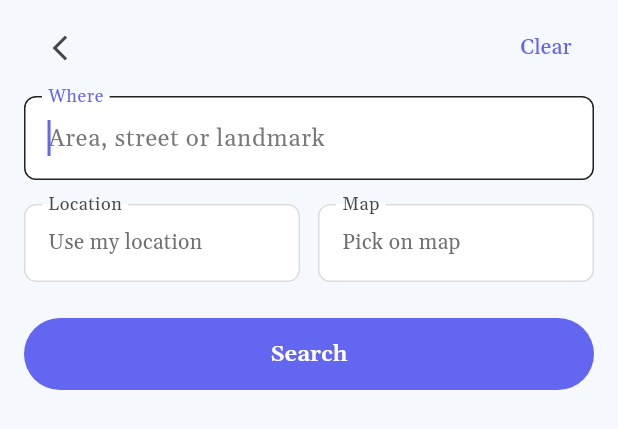
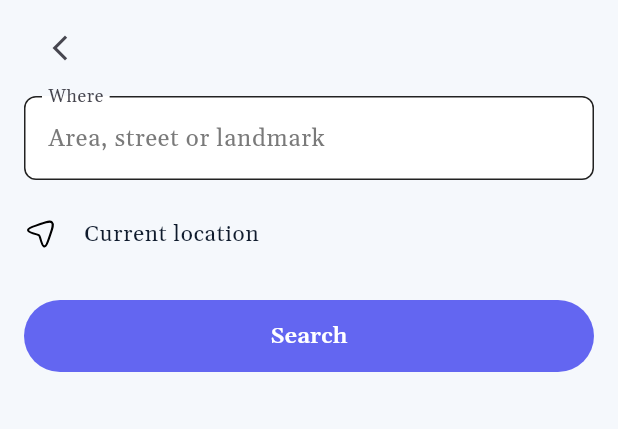
Before and after one commit to codecrafteryt/paanipe, a Flutter app: the ExploreSearchSheet widget shown alone on an empty page, opened directly, on a phone screen of 412 x 824 dp. Shown: the top 429 px of the screen. Run offline on Flutter 3.47's test engine with Material 3 defaults, Android fonts, the phone set to English and light mode, and no system bars; our stand-ins replace cached_network_image, cloud_firestore, firebase_auth, firebase_core, firebase_messaging, firebase_storage and 13 more; accounts and stored records are empty; statements that could not run were skipped.

Commit message:
Simplify explore search sheet and stop keyboard from lifting map chrome.
Co-authored-by: Cursor <cursoragent@cursor.com>

```diff
--- a/lib/utils/values/my_images.dart
+++ b/lib/utils/values/my_images.dart
@@ -5,6 +5,7 @@ class MyImages {
   static const String shoppingCartSvg = 'assets/svgs/shopping_cart.svg';
   static const String googleSvg = 'assets/svgs/google_g.svg';
   static const String searchSvg = 'assets/svgs/search_svgs/search.svg';
+  static const String currentLocationSvg = 'assets/svgs/search_svgs/current_location_flat.svg';
   static const String tripsSvg = 'assets/svgs/nav/trips.svg';
   static const String profileSvg = 'assets/svgs/nav/profile.svg';
   static const String pinSvg = 'assets/svgs/store/pin.svg';
--- a/lib/views/customer/home_tab.dart
+++ b/lib/views/customer/home_tab.dart
@@ -42,6 +42,7 @@ class HomeTab extends GetView<ExploreController> {
 
     return Scaffold(
       backgroundColor: Colors.transparent,
+      resizeToAvoidBottomInset: false,
       body: Obx(() {
         if (location.needsPermission.value) {
           return AllowLocationView(
--- a/lib/views/widgets/app_shell.dart
+++ b/lib/views/widgets/app_shell.dart
@@ -24,6 +24,7 @@ class AppShell extends StatelessWidget {
       final collapsible = nav.collapsibleIndex;
       return Scaffold(
         extendBody: true,
+        resizeToAvoidBottomInset: false,
         body: IndexedStack(
           index: nav.selected.value,
           children: [
--- a/lib/views/widgets/explore/explore_search_sheet.dart
+++ b/lib/views/widgets/explore/explore_search_sheet.dart
@@ -1,8 +1,9 @@
 import 'package:flutter/material.dart';
+import 'package:flutter_svg/flutter_svg.dart';
 import 'package:get/get.dart';
 
 import '../../../controller/explore_search_controller.dart';
-import '../../../utils/values/my_color.dart';
+import '../../../utils/values/my_images.dart';
 import '../app_button.dart';
 import '../app_text_field.dart';
 
@@ -17,15 +18,12 @@ class ExploreSearchSheet extends GetView<ExploreSearchController> {
       child: Column(
         crossAxisAlignment: CrossAxisAlignment.stretch,
         children: [
-          Row(
-            children: [
-              IconButton(onPressed: Get.back, icon: const Icon(Icons.arrow_back_ios_new, size: 20)),
-              const Spacer(),
-              TextButton(
-                onPressed: controller.clear,
-                child: const Text('Clear', style: TextStyle(color: MyColors.brand)),
-              ),
-            ],
+          Align(
+            alignment: Alignment.centerLeft,
+            child: IconButton(
+              onPressed: Get.back,
+              icon: const Icon(Icons.arrow_back_ios_new, size: 20),
+            ),
           ),
           const SizedBox(height: 8),
           AppTextField(
@@ -33,26 +31,16 @@ class ExploreSearchSheet extends GetView<ExploreSearchController> {
             label: 'Where',
             hint: 'Area, street or landmark',
             emphasized: true,
-            autofocus: true,
             onSubmitted: (_) => controller.search(),
           ),
+          const SizedBox(height: 8),
+          ListTile(
+            contentPadding: EdgeInsets.zero,
+            leading: SvgPicture.asset(MyImages.currentLocationSvg, width: 22, height: 22),
+            title: const Text('Current location', style: TextStyle(fontSize: 15)),
+            onTap: controller.useMyLocation,
+          ),
           const SizedBox(height: 16),
-          Row(
-            children: [
-              Expanded(
-                child: _OptionField(
-                  label: 'Location',
-                  value: 'Use my location',
-                  onTap: controller.useMyLocation,
-                ),
-              ),
-              const SizedBox(width: 12),
-              Expanded(
-                child: _OptionField(label: 'Map', value: 'Pick on map', onTap: controller.pickOnMap),
-              ),
-            ],
-          ),
-          const SizedBox(height: 24),
           Obx(
             () => AppButton(
               label: 'Search',
@@ -65,33 +53,3 @@ class ExploreSearchSheet extends GetView<ExploreSearchController> {
     );
   }
 }
-
-/// Tap-only field in the same outlined-label style as the inputs.
-class _OptionField extends StatelessWidget {
-  const _OptionField({required this.label, required this.value, required this.onTap});
-
-  final String label;
-  final String value;
-  final VoidCallback onTap;
-
-  @override
-  Widget build(BuildContext context) {
-    final border = OutlineInputBorder(
-      borderRadius: BorderRadius.circular(8),
-      borderSide: const BorderSide(color: MyColors.subtleBorder),
-    );
-    return InkWell(
-      onTap: onTap,
-      borderRadius: BorderRadius.circular(8),
-      child: InputDecorator(
-        decoration: InputDecoration(
-          labelText: label,
-          floatingLabelBehavior: FloatingLabelBehavior.always,
-          enabledBorder: border,
-          border: border,
-        ),
-        child: Text(value, style: const TextStyle(color: MyColors.textSecondary)),
-      ),
-    );
-  }
-}
```
Also changed, not shown: lib/views/widgets/app_sheet/app_top_sheet.dart (+6 -1 lines), lib/views/widgets/explore/explore_search_bar.dart (+24 -6 lines), lib/views/widgets/glass_nav/glass_nav_tokens.dart (+9 -9 lines).
